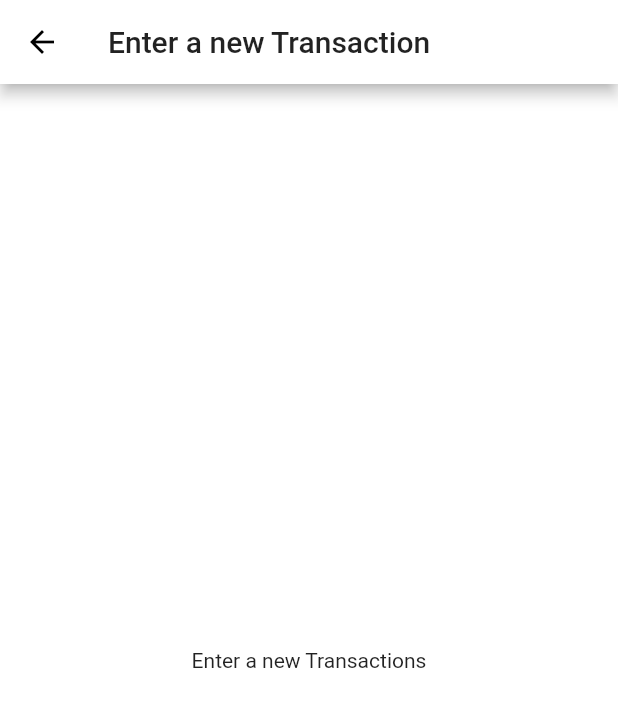
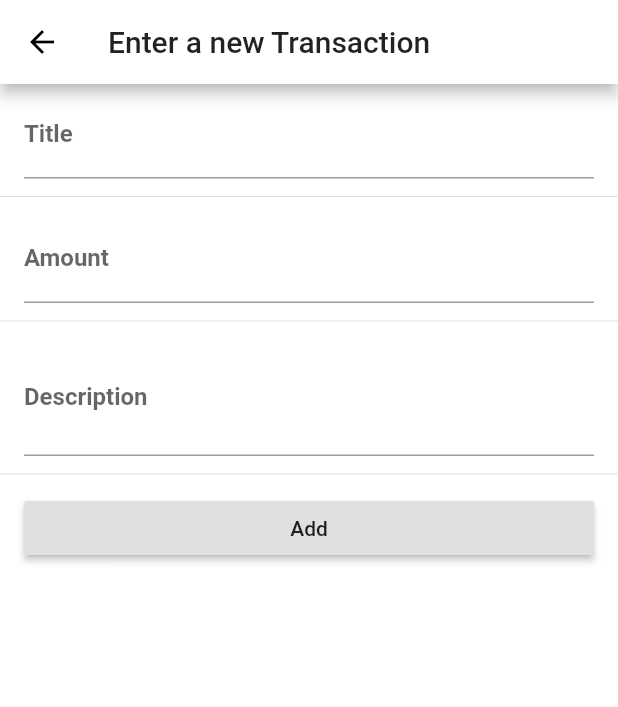
Before and after one commit to gsahadevan/pilot, a Flutter app: the screen it shows after launch, after a tap on the "add" icon, on a phone screen of 412 x 824 dp. Shown: the top 707 px of the screen. Run offline on Flutter 3.47's test engine with Material 2 defaults, Android fonts, the phone set to English and light mode, and no system bars; generated files the repository leaves out were written again; network calls fail.

Commit message:
added basic forms

```diff
--- a/lib/ComposeButton.dart
+++ b/lib/ComposeButton.dart
@@ -1,16 +1,23 @@
 import 'package:flutter/cupertino.dart';
 import 'package:flutter/material.dart';
+import 'package:pilot/Transaction.dart';
 import 'package:pilot/TransactionNew.dart';
 
 class ComposeButton extends StatelessWidget {
   @override
   Widget build(BuildContext context) {
     return FloatingActionButton(
-        tooltip: 'Increment',
-        child: Icon(Icons.add),
-        onPressed: () {
-        Navigator.push(context, MaterialPageRoute(builder: (BuildContext context) => TransactionNew()));
-        },
+      tooltip: 'Increment',
+      child: Icon(Icons.add),
+      onPressed: () async {
+        Transaction transaction = await Navigator.push(
+            context,
+            MaterialPageRoute(
+                builder: (BuildContext context) => TransactionNew()));
+        Scaffold.of(context).showSnackBar(SnackBar(
+          content: Text(transaction.title),
+        ));
+      },
     );
   }
 }
--- a/lib/TransactionNew.dart
+++ b/lib/TransactionNew.dart
@@ -1,12 +1,70 @@
 import 'package:flutter/cupertino.dart';
 import 'package:flutter/material.dart';
+import 'package:pilot/Transaction.dart';
 
-class TransactionNew extends StatelessWidget {
+class TransactionNew extends StatefulWidget {
+  @override
+  _TransactionNewState createState() => _TransactionNewState();
+}
+
+class _TransactionNewState extends State<TransactionNew> {
+  String title = '';
+  String amount = '';
+  String description = '';
+
   @override
   Widget build(BuildContext context) {
     return Scaffold(
-      appBar: AppBar(title: Text("Enter a new Transaction")),
-      body: Center(child: Text("Enter a new Transactions"),)
-    );
+        appBar: AppBar(title: Text("Enter a new Transaction")),
+        body: SingleChildScrollView(
+          child: Column(
+            crossAxisAlignment: CrossAxisAlignment.start,
+            children: <Widget>[
+              ListTile(
+                title: TextField(
+                  onChanged: (value) {
+                    title = value;
+                  },
+                  decoration: InputDecoration(
+                      labelText: 'Title',
+                      labelStyle: TextStyle(fontWeight: FontWeight.bold)),
+                ),
+              ),
+              Divider(),
+              ListTile(
+                title: TextField(
+                  onChanged: (value) {
+                    amount = value;
+                  },
+                  decoration: InputDecoration(
+                      labelText: 'Amount',
+                      labelStyle: TextStyle(fontWeight: FontWeight.bold)),
+                ),
+              ),
+              Divider(),
+              ListTile(
+                  title: TextField(
+                onChanged: (value) {
+                  description = value;
+                },
+                decoration: InputDecoration(
+                    labelText: 'Description',
+                    labelStyle: TextStyle(fontWeight: FontWeight.bold)),
+                maxLines: 2,
+              )),
+              Divider(),
+              ListTile(
+                title: RaisedButton(
+                  child: Text('Add'),
+                  onPressed: () {
+                    Transaction transaction =
+                        Transaction(title, amount, "SG", description);
+                    Navigator.pop(context, transaction);
+                  },
+                ),
+              )
+            ],
+          ),
+        ));
   }
 }
--- a/lib/main.dart
+++ b/lib/main.dart
@@ -9,9 +9,7 @@ class MyApp extends StatelessWidget {
     return MaterialApp(
       debugShowCheckedModeBanner: false,
       theme: ThemeData(
-        scaffoldBackgroundColor: Colors.white,
-        primaryColor: Colors.white
-      ),
+          scaffoldBackgroundColor: Colors.white, primaryColor: Colors.white),
       home: TransactionList(title: 'Expense Tracker'),
     );
   }
```
Also changed, not shown: lib/TransactionList.dart (+15 -14 lines).
